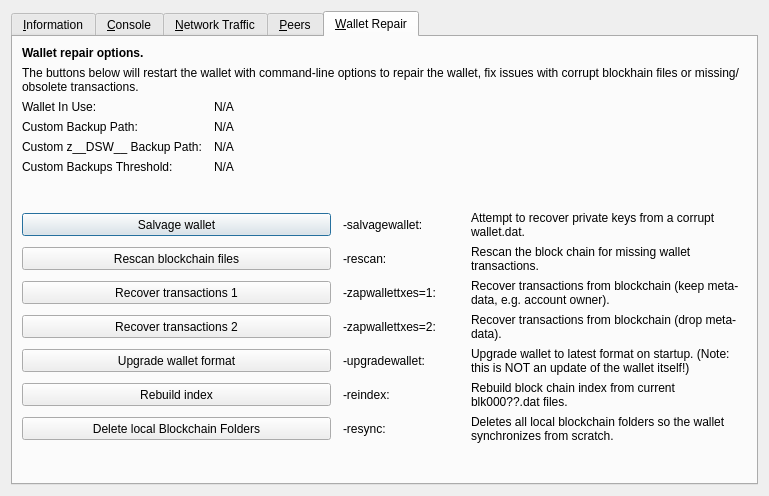
Before: the Qt Designer form src/qt/forms/rpcconsole.ui in decenomy/DSW, drawn with Qt 5.
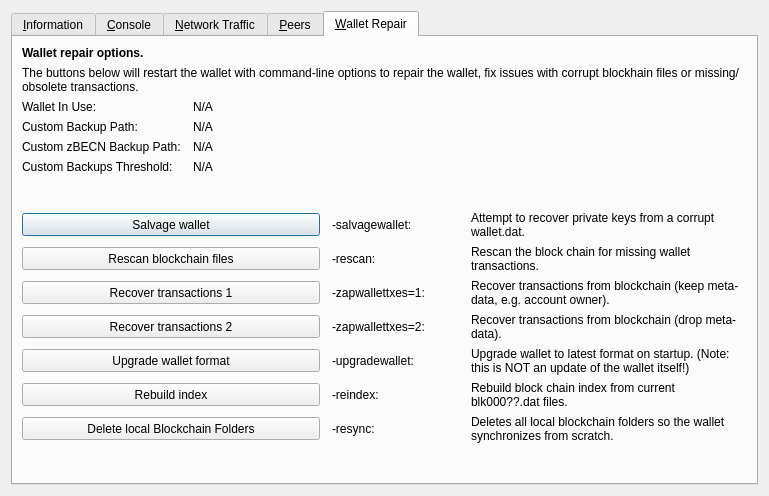
After: the same form once the commit is applied. The open tabs and pages were chosen to show the change. Icons and pictures are not drawn. Custom widgets are drawn as their Qt base class.

Commit message: Replace standard coin unit __DSW__ by BECN (9)

Patch:
```diff
--- a/src/qt/forms/rpcconsole.ui
+++ b/src/qt/forms/rpcconsole.ui
@@ -1333,7 +1333,7 @@
           <bool>false</bool>
          </property>
          <property name="text">
-          <string>Custom z__DSW__ Backup Path:</string>
+          <string>Custom zBECN Backup Path:</string>
          </property>
         </widget>
        </item>
```
Left out of the diff: 2 changed lines with no effect on the pictures. The commit also changes 8 other files.
